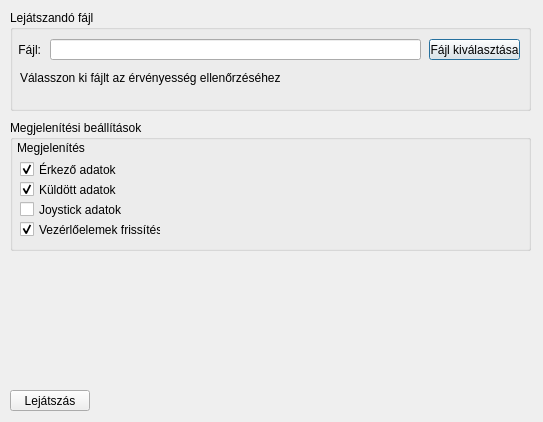
KerteszDomokos/tengeralattjaro-cpp, file src-cpp/vezerlo-gui/lejatszas.ui: the form before one commit.
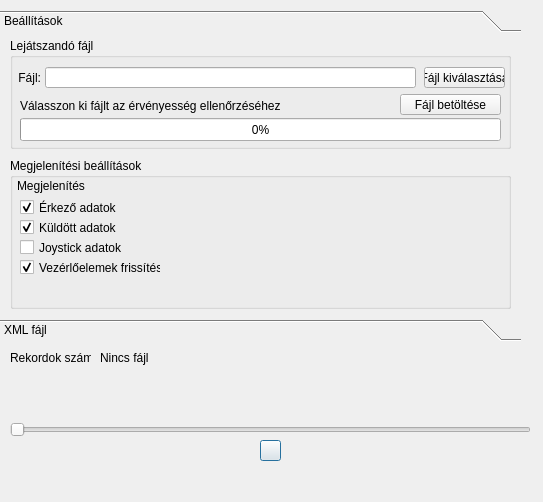
The form after the commit. The open tabs and pages were chosen to show the change. Icons and pictures are not drawn.

```diff
--- a/src-cpp/vezerlo-gui/lejatszas.ui
+++ b/src-cpp/vezerlo-gui/lejatszas.ui
@@ -7,19 +7,73 @@
     <x>0</x>
     <y>0</y>
     <width>543</width>
-    <height>422</height>
+    <height>502</height>
    </rect>
   </property>
   <property name="windowTitle">
    <string>Lejátszás beállításai</string>
   </property>
-  <widget class="QGroupBox" name="groupBox">
+  <widget class="QSlider" name="horizontalSlider">
    <property name="geometry">
     <rect>
      <x>10</x>
+     <y>420</y>
+     <width>521</width>
+     <height>20</height>
+    </rect>
+   </property>
+   <property name="orientation">
+    <enum>Qt::Horizontal</enum>
+   </property>
+  </widget>
+  <widget class="QPushButton" name="playgomb">
+   <property name="geometry">
+    <rect>
+     <x>260</x>
+     <y>440</y>
+     <width>21</width>
+     <height>21</height>
+    </rect>
+   </property>
+   <property name="text">
+    <string/>
+   </property>
+   <property name="icon">
+    <iconset resource="resource.qrc">
+     <normaloff>:/icons/play</normaloff>:/icons/play</iconset>
+   </property>
+  </widget>
+  <widget class="QToolBox" name="toolBox">
+   <property name="geometry">
+    <rect>
+     <x>0</x>
      <y>10</y>
      <width>521</width>
-     <height>101</height>
+     <height>331</height>
+    </rect>
+   </property>
+   <property name="currentIndex">
+    <number>1</number>
+   </property>
+   <widget class="QWidget" name="page">
+    <property name="geometry">
+     <rect>
+      <x>0</x>
+      <y>0</y>
+      <width>521</width>
+      <height>277</height>
+     </rect>
+    </property>
+    <attribute name="label">
+     <string>Beállítások</string>
+    </attribute>
+    <widget class="QGroupBox" name="groupBox">
+     <property name="geometry">
+      <rect>
+       <x>10</x>
+       <y>0</y>
+       <width>501</width>
+       <height>111</height>
     </rect>
    </property>
    <property name="title">
@@ -28,9 +82,9 @@
    <widget class="QPushButton" name="filekivalasztas">
     <property name="geometry">
      <rect>
-      <x>419</x>
+        <x>414</x>
       <y>29</y>
-      <width>91</width>
+        <width>81</width>
       <height>21</height>
      </rect>
     </property>
@@ -41,7 +95,7 @@
    <widget class="QLineEdit" name="filenametxt">
     <property name="geometry">
      <rect>
-      <x>40</x>
+        <x>35</x>
       <y>29</y>
       <width>371</width>
       <height>21</height>
@@ -74,6 +128,32 @@
      <string>Válasszon ki fájlt az érvényesség ellenőrzéséhez</string>
     </property>
    </widget>
+     <widget class="QPushButton" name="pushButton">
+      <property name="geometry">
+       <rect>
+        <x>390</x>
+        <y>56</y>
+        <width>101</width>
+        <height>21</height>
+       </rect>
+      </property>
+      <property name="text">
+       <string>Fájl betöltése</string>
+      </property>
+     </widget>
+     <widget class="QProgressBar" name="load">
+      <property name="geometry">
+       <rect>
+        <x>10</x>
+        <y>80</y>
+        <width>481</width>
+        <height>23</height>
+       </rect>
+      </property>
+      <property name="value">
+       <number>0</number>
+      </property>
+     </widget>
   </widget>
   <widget class="QGroupBox" name="groupBox_2">
    <property name="enabled">
@@ -83,8 +163,8 @@
     <rect>
      <x>10</x>
      <y>120</y>
-     <width>521</width>
-     <height>131</height>
+       <width>501</width>
+       <height>151</height>
     </rect>
    </property>
    <property name="title">
@@ -165,21 +245,67 @@
     </property>
    </widget>
   </widget>
-  <widget class="QPushButton" name="pushButton">
+   </widget>
+   <widget class="QWidget" name="page_2">
    <property name="geometry">
     <rect>
+      <x>0</x>
+      <y>0</y>
+      <width>521</width>
+      <height>277</height>
+     </rect>
+    </property>
+    <attribute name="label">
+     <string>XML fájl</string>
+    </attribute>
+    <widget class="QTextBrowser" name="xmladatok">
+     <property name="geometry">
+      <rect>
      <x>10</x>
-     <y>390</y>
-     <width>80</width>
-     <height>21</height>
-    </rect>
-   </property>
+       <y>0</y>
+       <width>511</width>
+       <height>271</height>
+      </rect>
+     </property>
+     <property name="verticalScrollBarPolicy">
+      <enum>Qt::ScrollBarAlwaysOn</enum>
+     </property>
+     <property name="horizontalScrollBarPolicy">
+      <enum>Qt::ScrollBarAlwaysOn</enum>
+     </property>
+    </widget>
+   </widget>
+  </widget>
+  <widget class="QLabel" name="label_2">
+   <property name="geometry">
+    <rect>
+     <x>10</x>
+     <y>350</y>
+     <width>81</width>
+     <height>16</height>
+    </rect>
+   </property>
    <property name="text">
-    <string>Lejátszás</string>
+    <string>Rekordok száma: </string>
    </property>
   </widget>
- </widget>
- <resources/>
+  <widget class="QLabel" name="rekordszam">
+   <property name="geometry">
+    <rect>
+     <x>100</x>
+     <y>350</y>
+     <width>61</width>
+     <height>16</height>
+    </rect>
+   </property>
+   <property name="text">
+    <string>Nincs fájl</string>
+   </property>
+  </widget>
+ </widget>
+ <resources>
+  <include location="resource.qrc"/>
+ </resources>
  <connections>
   <connection>
    <sender>filekivalasztas</sender>
```
Left out of the diff: 17 changed lines with no effect on the pictures. Lines whose indentation alone changed are shown as unchanged.
